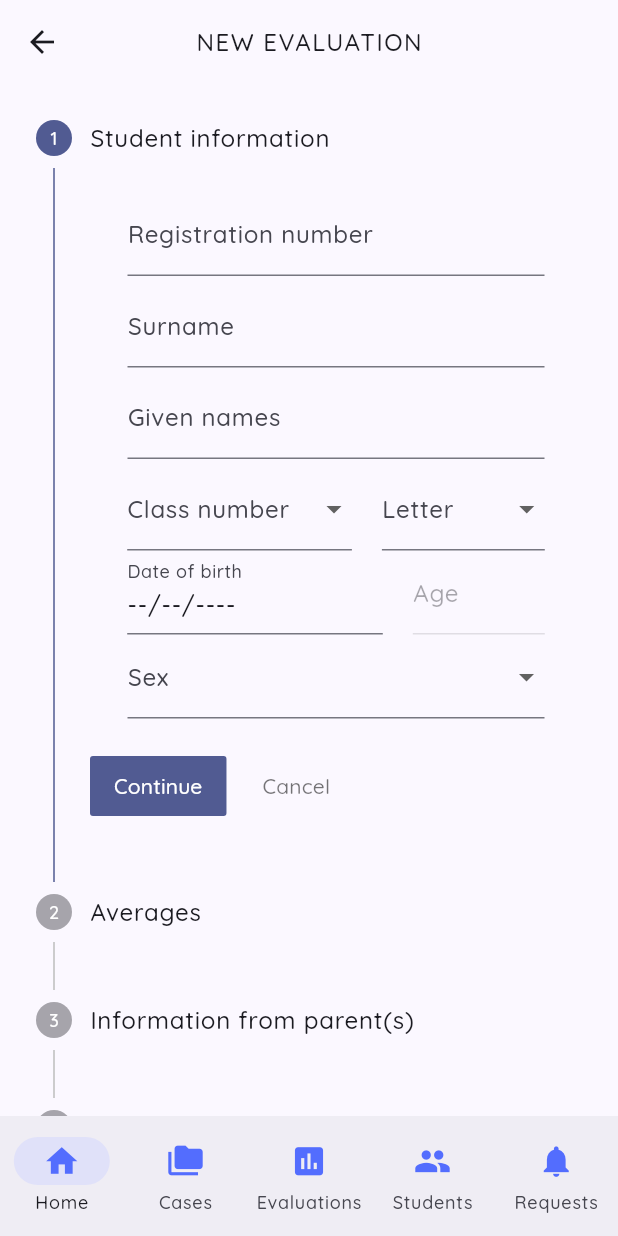
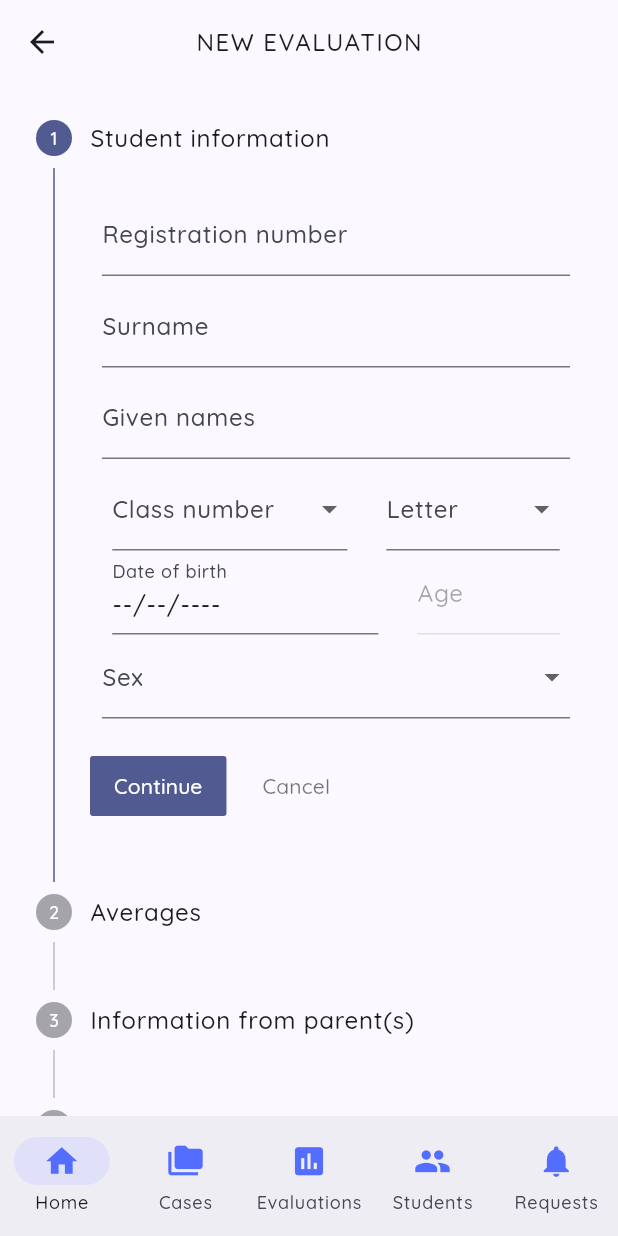
Before and after one commit to johninquest/smapp, a Flutter app: the AddEvaluationPage screen opened directly, on a phone screen of 412 x 824 dp. Run offline on Flutter 3.47's test engine with Material 2 defaults, Android fonts, the phone set to English and light mode, and no system bars; our stand-ins replace package_info_plus, shared_preferences, supabase_flutter; accounts and stored records are empty.

Commit message:
improved evaluation page

```diff
--- a/lib/pages/evaluations/add_evaluation.dart
+++ b/lib/pages/evaluations/add_evaluation.dart
@@ -1,15 +1,11 @@
-import 'dart:developer';
 import 'package:flutter/material.dart';
 import '../../styles/colors.dart';
 import '../../styles/style.dart';
+import '../../utils/calculator.dart';
 import '../bottom_nav_bar.dart';
 import '../../shared/lists.dart';
 import '../../shared/snackbar_messages.dart';
-import '../../styles/colors.dart';
-import '../../styles/style.dart';
 import '../../utils/date_time_helper.dart';
-import '../../utils/router.dart';
-import '../../utils/web.dart';
 
 class AddEvaluationPage extends StatelessWidget {
   const AddEvaluationPage({super.key});
@@ -48,14 +44,18 @@ class _AddEvaluationFormState extends State<AddEvaluationForm> {
   final TextEditingController _pickedDate = TextEditingController();
   final TextEditingController _age = TextEditingController();
   final TextEditingController _problemDetails = TextEditingController();
-  final TextEditingController _method = TextEditingController();
-  final TextEditingController _solution = TextEditingController();
+  final TextEditingController _firstTermOverallAverage =
+      TextEditingController();
+  final TextEditingController _secondTermOverallAverage =
+      TextEditingController();
+  final TextEditingController _thirdTermOverallAverage =
+      TextEditingController();
+  final TextEditingController _parentsOpinion = TextEditingController();
+  final TextEditingController _parentsPhoneNumber = TextEditingController();
 
   String? _classNumber;
   String? _classLetter;
   String? _gender;
-  String? _studentStatus;
-  String? _problemCategory;
 
   DateTime currentDate = DateTime.now();
   Future<void> _selectDate(BuildContext context) async {
@@ -112,8 +112,8 @@ class _AddEvaluationFormState extends State<AddEvaluationForm> {
                           Container(
                               width: MediaQuery.of(context).size.width * 0.90,
                               margin: const EdgeInsets.only(bottom: 5.0),
-                              padding: const EdgeInsets.only(
-                                  left: 25.0, right: 25.0),
+                              padding:
+                                  const EdgeInsets.only(left: 8.0, right: 8.0),
                               child: TextFormField(
                                 controller: _registrationNr,
                                 enabled: true,
@@ -128,8 +128,8 @@ class _AddEvaluationFormState extends State<AddEvaluationForm> {
                           Container(
                               width: MediaQuery.of(context).size.width * 0.90,
                               margin: const EdgeInsets.only(bottom: 5.0),
-                              padding: const EdgeInsets.only(
-                                  left: 25.0, right: 25.0),
+                              padding:
+                                  const EdgeInsets.only(left: 8.0, right: 8.0),
                               child: TextFormField(
                                 controller: _surname,
                                 enabled: true,
@@ -147,8 +147,8 @@ class _AddEvaluationFormState extends State<AddEvaluationForm> {
                           Container(
                               width: MediaQuery.of(context).size.width * 0.90,
                               margin: const EdgeInsets.only(bottom: 5.0),
-                              padding: const EdgeInsets.only(
-                                  left: 25.0, right: 25.0),
+                              padding:
+                                  const EdgeInsets.only(left: 8.0, right: 8.0),
                               child: TextFormField(
                                 controller: _givenNames,
                                 enabled: true,
@@ -169,8 +169,8 @@ class _AddEvaluationFormState extends State<AddEvaluationForm> {
                                 Container(
                                   width:
                                       MediaQuery.of(context).size.width * 0.4,
-                                  margin: const EdgeInsets.only(right: 10.0),
-                                  padding: const EdgeInsets.only(left: 15.0),
+                                  margin: const EdgeInsets.only(right: 13.0),
+                                  padding: const EdgeInsets.only(left: 8.0),
                                   child: DropdownButtonFormField(
                                     decoration: const InputDecoration(
                                         labelText: 'Class number'),
@@ -186,8 +186,8 @@ class _AddEvaluationFormState extends State<AddEvaluationForm> {
                                 Container(
                                   width:
                                       MediaQuery.of(context).size.width * 0.30,
-                                  margin: const EdgeInsets.only(left: 10.0),
-                                  padding: const EdgeInsets.only(right: 15.0),
+                                  margin: const EdgeInsets.only(left: 13.0),
+                                  padding: const EdgeInsets.only(right: 8.0),
                                   child: DropdownButtonFormField(
                                     decoration: const InputDecoration(
                                         labelText: 'Letter'),
@@ -212,8 +212,8 @@ class _AddEvaluationFormState extends State<AddEvaluationForm> {
                                 Container(
                                     width: MediaQuery.of(context).size.width *
                                         0.45,
-                                    margin: const EdgeInsets.only(right: 10.0),
-                                    padding: const EdgeInsets.only(left: 15.0),
+                                    margin: const EdgeInsets.only(right: 13.0),
+                                    padding: const EdgeInsets.only(left: 8.0),
                                     child: TextFormField(
                                       controller: _pickedDate,
                                       enabled: true,
@@ -225,8 +225,8 @@ class _AddEvaluationFormState extends State<AddEvaluationForm> {
                                 Container(
                                     width: MediaQuery.of(context).size.width *
                                         0.25,
-                                    margin: const EdgeInsets.only(left: 10.0),
-                                    padding: const EdgeInsets.only(right: 15.0),
+                                    margin: const EdgeInsets.only(left: 13.0),
+                                    padding: const EdgeInsets.only(right: 8.0),
                                     child: TextFormField(
                                       controller: _age,
                                       enabled: false,
@@ -240,7 +240,7 @@ class _AddEvaluationFormState extends State<AddEvaluationForm> {
                             width: MediaQuery.of(context).size.width * 0.90,
                             margin: const EdgeInsets.only(bottom: 5.0),
                             padding:
-                                const EdgeInsets.only(left: 25.0, right: 25.0),
+                                const EdgeInsets.only(left: 8.0, right: 8.0),
                             child: DropdownButtonFormField(
                               decoration:
                                   const InputDecoration(labelText: 'Sex'),
@@ -258,9 +258,91 @@ class _AddEvaluationFormState extends State<AddEvaluationForm> {
                   Step(
                       isActive: _currentStep >= 1,
                       title: const Text('Averages'),
-                      content: const Text(
-                        'Still under construction!',
-                        style: TextStyle(color: warnColor),
+                      content: Column(
+                        mainAxisAlignment: MainAxisAlignment.center,
+                        crossAxisAlignment: CrossAxisAlignment.start,
+                        children: [
+                          SizedBox(
+                            width: MediaQuery.of(context).size.width * 0.95,
+                            child: Row(
+                              mainAxisAlignment: MainAxisAlignment.center,
+                              crossAxisAlignment: CrossAxisAlignment.center,
+                              children: [
+                                Container(
+                                    width: MediaQuery.of(context).size.width *
+                                        0.18,
+                                    margin: const EdgeInsets.only(right: 5.0),
+                                    padding: const EdgeInsets.only(left: 1.0),
+                                    child: TextFormField(
+                                      controller: _firstTermOverallAverage,
+                                      enabled: true,
+                                      decoration: const InputDecoration(
+                                          labelText: '1st'),
+                                      onChanged: (value) => setState(() {
+                                        showCalculatedAvg();
+                                      }),
+                                    )),
+                                Container(
+                                    width: MediaQuery.of(context).size.width *
+                                        0.18,
+                                    margin: const EdgeInsets.only(left: 5.0),
+                                    padding: const EdgeInsets.only(right: 3.0),
+                                    child: TextFormField(
+                                      controller: _secondTermOverallAverage,
+                                      enabled: true,
+                                      decoration: const InputDecoration(
+                                          labelText: '2nd'),
+                                      onChanged: (value) => setState(() {
+                                        showCalculatedAvg();
+                                      }),
+                                    )),
+                                Container(
+                                    width: MediaQuery.of(context).size.width *
+                                        0.18,
+                                    margin: const EdgeInsets.only(left: 5.0),
+                                    padding: const EdgeInsets.only(right: 3.0),
+                                    child: TextFormField(
+                                      controller: _thirdTermOverallAverage,
+                                      enabled: true,
+                                      decoration: const InputDecoration(
+                                          labelText: '3rd'),
+                                      onChanged: (value) => setState(() {
+                                        showCalculatedAvg();
+                                      }),
+                                    )),
+/*                                 Container(
+                                    width: MediaQuery.of(context).size.width *
+                                        0.17,
+                                    margin: const EdgeInsets.only(left: 5.0),
+                                    padding: const EdgeInsets.only(right: 1.0),
+                                    child: TextFormField(
+                                      controller: _avg,
+                                      enabled: false,
+                                      decoration: const InputDecoration(
+                                          labelText: 'Avg.'),
+                                    )), */
+                                Container(
+                                  width:
+                                      MediaQuery.of(context).size.width * 0.17,
+                                  margin: const EdgeInsets.only(
+                                      left: 5.0, top: 3.0),
+                                  padding: const EdgeInsets.only(
+                                      right: 1.0, top: 1.0),
+                                  child: InputDecorator(
+                                    decoration: const InputDecoration(
+                                      labelText: 'Avg.',
+                                      /*   border: OutlineInputBorder(
+                                        borderRadius:
+                                            BorderRadius.circular(10.0),
+                                      ), */
+                                    ),
+                                    child: Text("${showCalculatedAvg()}"),
+                                  ),
+                                )
+                              ],
+                            ),
+                          ),
+                        ],
                       )),
                   Step(
                       isActive: _currentStep >= 2,
@@ -272,10 +354,10 @@ class _AddEvaluationFormState extends State<AddEvaluationForm> {
                           Container(
                               width: MediaQuery.of(context).size.width * 0.90,
                               margin: const EdgeInsets.only(bottom: 5.0),
-                              padding: const EdgeInsets.only(
-                                  left: 25.0, right: 25.0),
+                              padding:
+                                  const EdgeInsets.only(left: 8.0, right: 8.0),
                               child: TextFormField(
-                                controller: _problemDetails,
+                                controller: _parentsOpinion,
                                 enabled: true,
                                 decoration: const InputDecoration(
                                     labelText: "Parent's opinion"),
@@ -289,10 +371,10 @@ class _AddEvaluationFormState extends State<AddEvaluationForm> {
                           Container(
                               width: MediaQuery.of(context).size.width * 0.90,
                               margin: const EdgeInsets.only(bottom: 5.0),
-                              padding: const EdgeInsets.only(
-                                  left: 25.0, right: 25.0),
+                              padding:
+                                  const EdgeInsets.only(left: 8.0, right: 8.0),
                               child: TextFormField(
-                                controller: _problemDetails,
+                                controller: _parentsPhoneNumber,
                                 enabled: true,
                                 decoration: const InputDecoration(
                                     labelText: "Parent's phone number"),
@@ -306,16 +388,16 @@ class _AddEvaluationFormState extends State<AddEvaluationForm> {
                       )),
                   Step(
                     isActive: _currentStep >= 3,
-                    title: const Text('Others'),
+                    title: const Text('Decision'),
                     content: Column(
-                      mainAxisAlignment: MainAxisAlignment.center,
                       crossAxisAlignment: CrossAxisAlignment.start,
+                      mainAxisAlignment: MainAxisAlignment.start,
                       children: [
                         Container(
                             width: MediaQuery.of(context).size.width * 0.90,
                             margin: const EdgeInsets.only(bottom: 5.0),
                             padding:
-                                const EdgeInsets.only(left: 25.0, right: 25.0),
+                                const EdgeInsets.only(left: 8.0, right: 8.0),
                             child: TextFormField(
                               controller: _problemDetails,
                               enabled: true,
@@ -332,7 +414,7 @@ class _AddEvaluationFormState extends State<AddEvaluationForm> {
                             width: MediaQuery.of(context).size.width * 0.90,
                             margin: const EdgeInsets.only(bottom: 5.0),
                             padding:
-                                const EdgeInsets.only(left: 25.0, right: 25.0),
+                                const EdgeInsets.only(left: 8.0, right: 8.0),
                             child: TextFormField(
                               controller: _problemDetails,
                               enabled: true,
@@ -345,7 +427,7 @@ class _AddEvaluationFormState extends State<AddEvaluationForm> {
                             width: MediaQuery.of(context).size.width * 0.90,
                             margin: const EdgeInsets.only(bottom: 5.0),
                             padding:
-                                const EdgeInsets.only(left: 25.0, right: 25.0),
+                                const EdgeInsets.only(left: 8.0, right: 8.0),
                             child: TextFormField(
                               controller: _problemDetails,
                               enabled: true,
@@ -398,4 +480,13 @@ class _AddEvaluationFormState extends State<AddEvaluationForm> {
           )),
     );
   }
+
+  showCalculatedAvg() {
+    double avg = CalculatorService().calculateMean([
+      double.tryParse(_firstTermOverallAverage.text) ?? 0,
+      double.tryParse(_secondTermOverallAverage.text) ?? 0,
+      double.tryParse(_thirdTermOverallAverage.text) ?? 0
+    ]);
+    return avg.toStringAsFixed(2);
+  }
 }
--- a/pubspec.yaml
+++ b/pubspec.yaml
@@ -15,7 +15,7 @@ publish_to: "none" # Remove this line if you wish to publish to pub.dev
 # In iOS, build-name is used as CFBundleShortVersionString while build-number used as CFBundleVersion.
 # Read more about iOS versioning at
 # https://developer.apple.com/library/archive/documentation/General/Reference/InfoPlistKeyReference/Articles/CoreFoundationKeys.html
-version: 1.2.21+1
+version: 1.2.21+2
 
 environment:
   sdk: ">=2.17.6 <3.0.0"
```
